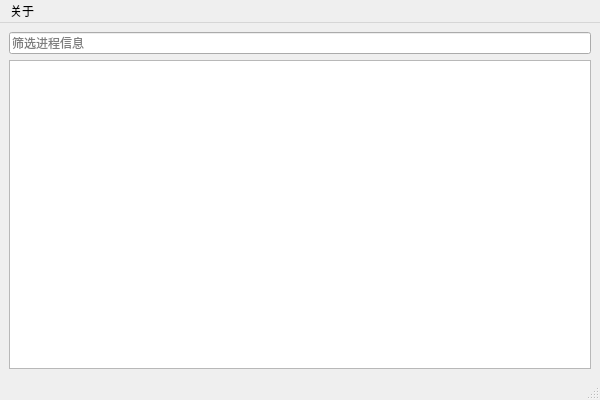
Before: the Qt Designer form mainwindow.ui in liujiekkk/ProcInjectTool, drawn with Qt 5.
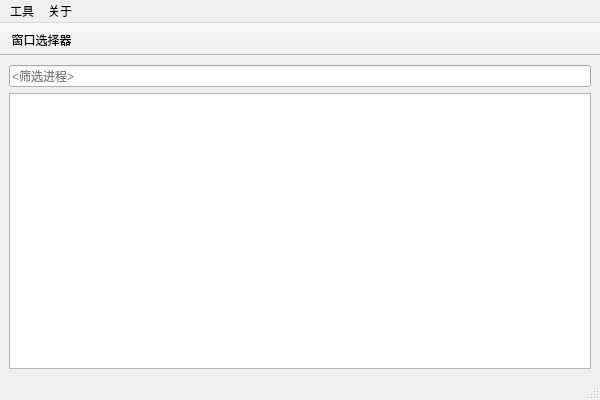
After: the same form once the commit is applied. Custom widgets are drawn as their Qt base class.

Commit message: 增加窗口选择器工具

Patch:
```diff
--- a/mainwindow.ui
+++ b/mainwindow.ui
@@ -32,7 +32,7 @@
       <item>
        <widget class="QLineEdit" name="lineEdit">
         <property name="placeholderText">
-         <string>筛选进程信息</string>
+         <string>&lt;筛选进程&gt;</string>
         </property>
        </widget>
       </item>
@@ -56,20 +56,57 @@
      <height>21</height>
     </rect>
    </property>
-   <widget class="QMenu" name="menu">
+   <widget class="QMenu" name="menuAbout">
     <property name="title">
      <string>关于</string>
     </property>
     <addaction name="actVersion"/>
    </widget>
-   <addaction name="menu"/>
+   <widget class="QMenu" name="menuTool">
+    <property name="title">
+     <string>工具</string>
+    </property>
+    <addaction name="actWinTool"/>
+   </widget>
+   <addaction name="menuTool"/>
+   <addaction name="menuAbout"/>
   </widget>
-  <widget class="QStatusBar" name="statusbar"/>
+  <widget class="QStatusBar" name="statusbar">
+   <property name="styleSheet">
+    <string notr="true"/>
+   </property>
+  </widget>
+  <widget class="QToolBar" name="toolBar">
+   <property name="windowTitle">
+    <string>toolBar</string>
+   </property>
+   <property name="movable">
+    <bool>false</bool>
+   </property>
+   <property name="allowedAreas">
+    <set>Qt::TopToolBarArea</set>
+   </property>
+   <attribute name="toolBarArea">
+    <enum>TopToolBarArea</enum>
+   </attribute>
+   <attribute name="toolBarBreak">
+    <bool>false</bool>
+   </attribute>
+   <addaction name="actWinTool"/>
+  </widget>
   <action name="actVersion">
    <property name="text">
     <string>软件版本</string>
    </property>
   </action>
+  <action name="actWinTool">
+   <property name="text">
+    <string>窗口选择器</string>
+   </property>
+   <property name="menuRole">
+    <enum>QAction::TextHeuristicRole</enum>
+   </property>
+  </action>
  </widget>
  <customwidgets>
   <customwidget>
```
The commit also changes 11 other files.
